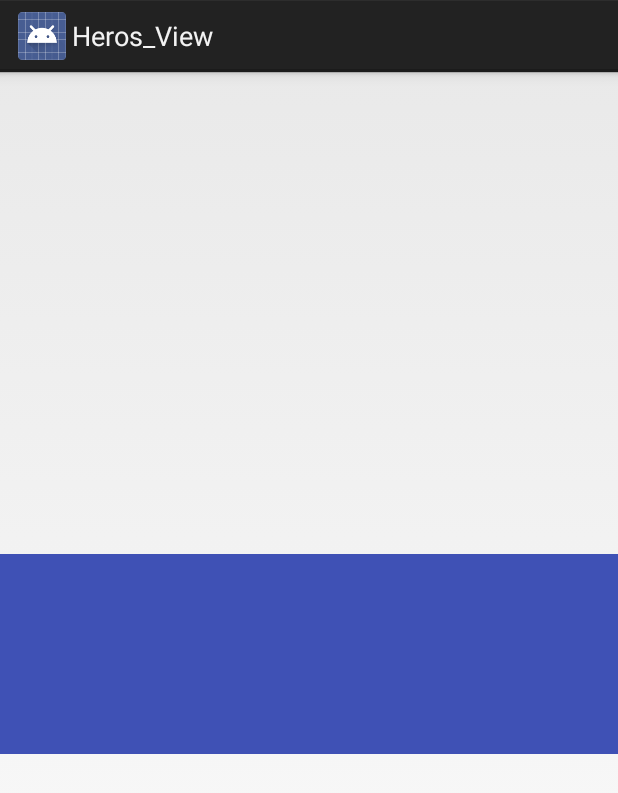
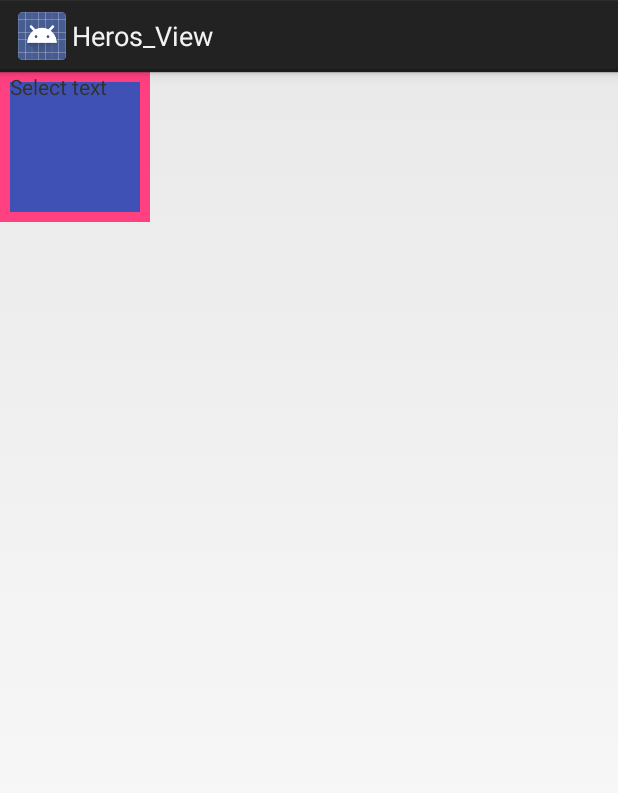
Before and after one commit to HWguolifeng/Heros_View, an Android app: the layout activity_main.xml on its own in the app's theme, with its tools: preview values and no code run, on a phone screen of 412 x 824 dp. Shown: the top 793 px of the screen. Run offline under Robolectric (Android 15) with nearby library versions, the phone set to English and light mode, and no system bars.

Commit message:
3：自定义View 之 自定义textView

```diff
--- /dev/null
+++ b/app/src/main/java/com/guolifeng/android/heros_view/MyTextView.java
@@ -0,0 +1,61 @@
+
+package com.guolifeng.android.heros_view;
+
+import android.content.Context;
+import android.graphics.Canvas;
+import android.graphics.Paint;
+import android.util.AttributeSet;
+import android.widget.TextView;
+
+/**
+ * Created by 郭利锋 on 2017/5/30 0030.
+ * [简要描述]<BR>
+ */
+
+public class MyTextView extends TextView
+{
+    private Paint mPaint1;
+    private Paint mPaint2;
+
+    public MyTextView(Context context)
+    {
+        super(context);
+        init();
+    }
+
+    public MyTextView(Context context, AttributeSet attrs)
+    {
+        super(context, attrs);
+        init();
+
+    }
+
+    public MyTextView(Context context, AttributeSet attrs, int defStyleAttr)
+    {
+        super(context, attrs, defStyleAttr);
+        init();
+
+    }
+
+    @Override
+    protected void onDraw(Canvas canvas)
+    {
+        canvas.drawRect(0, 0, getMeasuredWidth(), getMeasuredHeight(), mPaint1);
+        canvas.drawRect(10, 10, getMeasuredWidth() - 10, getMeasuredHeight() - 10, mPaint2);
+        canvas.save();
+        canvas.translate(10, 0);
+        super.onDraw(canvas);
+        canvas.restore();
+    }
+
+    private void init()
+    {
+        mPaint1 = new Paint();
+        mPaint1.setColor(getResources().getColor(R.color.colorAccent));
+        mPaint1.setStyle(Paint.Style.FILL);
+
+        mPaint2 = new Paint();
+        mPaint2.setColor(getResources().getColor(R.color.colorPrimary));
+        mPaint2.setStyle(Paint.Style.FILL);
+    }
+}
--- a/app/src/main/java/com/guolifeng/android/heros_view/MyView.java
+++ b/app/src/main/java/com/guolifeng/android/heros_view/MyView.java
@@ -58,4 +58,6 @@ public class MyView extends View
         return reasult;
 
     }
+
+
 }
--- a/app/src/main/res/layout/activity_main.xml
+++ b/app/src/main/res/layout/activity_main.xml
@@ -4,12 +4,12 @@
     xmlns:tools="http://schemas.android.com/tools"
     android:layout_width="match_parent"
     android:layout_height="match_parent"
-    android:gravity="center"
     tools:context="com.guolifeng.android.heros_view.MainActivity">
 
-    <com.guolifeng.android.heros_view.MyView
-        android:layout_width="match_parent"
-        android:layout_height="wrap_content"
-        android:background="@color/colorPrimary"/>
+    <com.guolifeng.android.heros_view.MyTextView
+        android:layout_width="100dp"
+        android:layout_height="100dp"
+        android:text="@android:string/selectTextMode"
+        />
 
 </LinearLayout>
```
